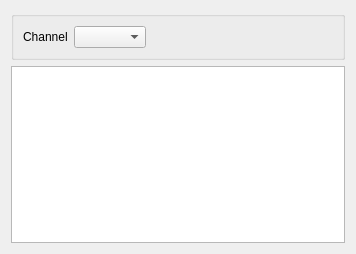
The window that Globe/sources_widget.ui (igormironchik/globe-como) describes before a commit, drawn with Qt 5.
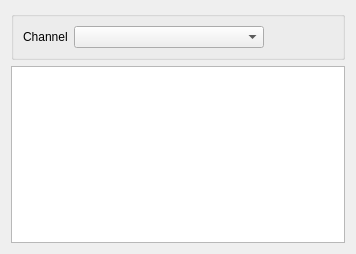
The same window after the commit.

Commit message: Done: all with sources manager an so on. Work on properties manager and so on.

Patch:
```diff
--- a/Globe/sources_widget.ui
+++ b/Globe/sources_widget.ui
@@ -38,6 +38,15 @@
         <property name="toolTip">
          <string>Select channel</string>
         </property>
+        <property name="insertPolicy">
+         <enum>QComboBox::InsertAlphabetically</enum>
+        </property>
+        <property name="sizeAdjustPolicy">
+         <enum>QComboBox::AdjustToContents</enum>
+        </property>
+        <property name="minimumContentsLength">
+         <number>20</number>
+        </property>
        </widget>
       </item>
       <item>
```
The commit also changes 21 other files.
